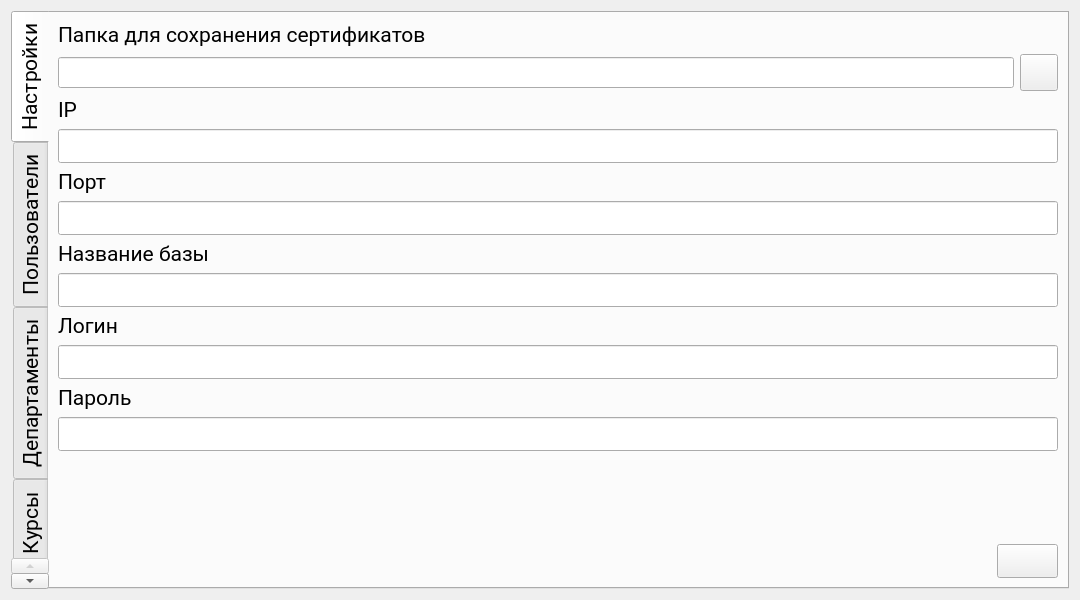
First picture: the form in adminwin.ui, repository Rayzedan/SystemControlStudent, before the edit.
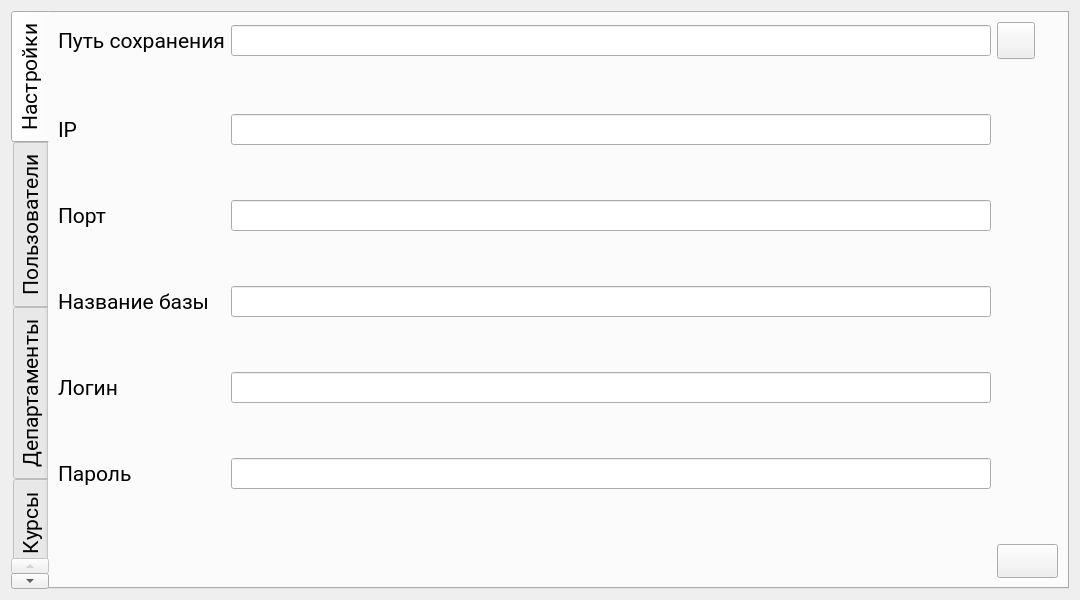
Second picture: the form after the edit. The open tabs and pages were chosen to show the change. Icons and pictures are not drawn. Custom widgets are drawn as their Qt base class.

Commit message: Фикс дизайна

Diff of the .ui file:
```diff
--- a/adminwin.ui
+++ b/adminwin.ui
@@ -50,7 +50,7 @@
       <enum>QTabWidget::West</enum>
      </property>
      <property name="currentIndex">
-      <number>6</number>
+      <number>1</number>
      </property>
      <widget class="QWidget" name="Tab">
       <property name="font">
@@ -64,138 +64,90 @@
       </attribute>
       <layout class="QVBoxLayout" name="verticalLayout">
        <item>
-        <widget class="QLabel" name="label">
-         <property name="text">
-          <string>Папка для сохранения сертификатов</string>
-         </property>
-        </widget>
-       </item>
-       <item>
-        <layout class="QHBoxLayout" name="horizontalLayout_9">
-         <item>
-          <widget class="QLineEdit" name="lineEdit">
+        <layout class="QGridLayout" name="gridLayout">
+         <item row="3" column="1">
+          <spacer name="verticalSpacer_2">
+           <property name="orientation">
+            <enum>Qt::Vertical</enum>
+           </property>
+           <property name="sizeHint" stdset="0">
+            <size>
+             <width>20</width>
+             <height>40</height>
+            </size>
+           </property>
+          </spacer>
+         </item>
+         <item row="1" column="1">
+          <spacer name="verticalSpacer">
+           <property name="orientation">
+            <enum>Qt::Vertical</enum>
+           </property>
+           <property name="sizeHint" stdset="0">
+            <size>
+             <width>20</width>
+             <height>40</height>
+            </size>
+           </property>
+          </spacer>
+         </item>
+         <item row="4" column="0">
+          <widget class="QLabel" name="label_6">
            <property name="font">
             <font>
              <family>Roboto</family>
-             <pointsize>14</pointsize>
+             <pointsize>16</pointsize>
             </font>
            </property>
+           <property name="text">
+            <string>Порт</string>
+           </property>
           </widget>
          </item>
-         <item>
-          <widget class="QToolButton" name="toolButton">
+         <item row="0" column="0">
+          <widget class="QLabel" name="label">
            <property name="font">
             <font>
              <family>Roboto</family>
-             <pointsize>14</pointsize>
+             <pointsize>16</pointsize>
             </font>
            </property>
-           <property name="icon">
-            <iconset resource="resourses.qrc">
-             <normaloff>:/resourses/icons8-file-50.png</normaloff>:/resourses/icons8-file-50.png</iconset>
+           <property name="text">
+            <string>Путь сохранения</string>
            </property>
-           <property name="iconSize">
-            <size>
-             <width>30</width>
-             <height>30</height>
-            </size>
+          </widget>
+         </item>
+         <item row="4" column="1">
+          <widget class="QLineEdit" name="lineEdit_3">
+           <property name="font">
+            <font>
+             <family>Roboto</family>
+             <pointsize>14</pointsize>
+            </font>
            </property>
           </widget>
          </item>
-        </layout>
-       </item>
-       <item>
-        <widget class="QLabel" name="label_5">
-         <property name="text">
-          <string>IP</string>
-         </property>
-        </widget>
-       </item>
-       <item>
-        <widget class="QLineEdit" name="lineEdit_2"/>
-       </item>
-       <item>
-        <widget class="QLabel" name="label_6">
-         <property name="text">
-          <string>Порт</string>
-         </property>
-        </widget>
-       </item>
-       <item>
-        <widget class="QLineEdit" name="lineEdit_3"/>
-       </item>
-       <item>
-        <widget class="QLabel" name="label_10">
-         <property name="text">
-          <string>Название базы</string>
-         </property>
-        </widget>
-       </item>
-       <item>
-        <widget class="QLineEdit" name="lineEdit_4"/>
-       </item>
-       <item>
-        <widget class="QLabel" name="label_11">
-         <property name="text">
-          <string>Логин</string>
-         </property>
-        </widget>
-       </item>
-       <item>
-        <widget class="QLineEdit" name="lineEdit_5"/>
-       </item>
-       <item>
-        <widget class="QLabel" name="label_12">
-         <property name="text">
-          <string>Пароль</string>
-         </property>
-        </widget>
-       </item>
-       <item>
-        <widget class="QLineEdit" name="lineEdit_6"/>
-       </item>
-       <item>
-        <spacer name="verticalSpacer_2">
-         <property name="orientation">
-          <enum>Qt::Vertical</enum>
-         </property>
-         <property name="sizeHint" stdset="0">
-          <size>
-           <width>20</width>
-           <height>463</height>
-          </size>
-         </property>
-        </spacer>
-       </item>
-       <item>
-        <spacer name="verticalSpacer">
-         <property name="orientation">
-          <enum>Qt::Vertical</enum>
-         </property>
-         <property name="sizeHint" stdset="0">
-          <size>
-           <width>20</width>
-           <height>40</height>
-          </size>
-         </property>
-        </spacer>
-       </item>
-       <item>
-        <layout class="QHBoxLayout" name="horizontalLayout_10">
-         <item>
-          <spacer name="horizontalSpacer_2">
-           <property name="orientation">
-            <enum>Qt::Horizontal</enum>
+         <item row="10" column="1">
+          <widget class="QLineEdit" name="lineEdit_6">
+           <property name="font">
+            <font>
+             <family>Roboto</family>
+             <pointsize>14</pointsize>
+            </font>
            </property>
-           <property name="sizeHint" stdset="0">
-            <size>
-             <width>40</width>
-             <height>20</height>
-            </size>
+          </widget>
+         </item>
+         <item row="6" column="1">
+          <widget class="QLineEdit" name="lineEdit_4">
+           <property name="font">
+            <font>
+             <family>Roboto</family>
+             <pointsize>14</pointsize>
+            </font>
            </property>
-          </spacer>
+          </widget>
          </item>
-         <item>
+         <item row="12" column="2">
           <widget class="QPushButton" name="pushButton">
            <property name="text">
             <string/>
@@ -212,6 +164,163 @@
            </property>
           </widget>
          </item>
+         <item row="8" column="1">
+          <widget class="QLineEdit" name="lineEdit_5">
+           <property name="font">
+            <font>
+             <family>Roboto</family>
+             <pointsize>14</pointsize>
+            </font>
+           </property>
+          </widget>
+         </item>
+         <item row="7" column="1">
+          <spacer name="verticalSpacer_6">
+           <property name="orientation">
+            <enum>Qt::Vertical</enum>
+           </property>
+           <property name="sizeHint" stdset="0">
+            <size>
+             <width>20</width>
+             <height>40</height>
+            </size>
+           </property>
+          </spacer>
+         </item>
+         <item row="6" column="0">
+          <widget class="QLabel" name="label_10">
+           <property name="font">
+            <font>
+             <family>Roboto</family>
+             <pointsize>16</pointsize>
+            </font>
+           </property>
+           <property name="text">
+            <string>Название базы</string>
+           </property>
+          </widget>
+         </item>
+         <item row="8" column="0">
+          <widget class="QLabel" name="label_11">
+           <property name="font">
+            <font>
+             <family>Roboto</family>
+             <pointsize>16</pointsize>
+            </font>
+           </property>
+           <property name="text">
+            <string>Логин</string>
+           </property>
+          </widget>
+         </item>
+         <item row="0" column="2">
+          <widget class="QToolButton" name="toolButton">
+           <property name="font">
+            <font>
+             <family>Roboto</family>
+             <pointsize>14</pointsize>
+            </font>
+           </property>
+           <property name="icon">
+            <iconset resource="resourses.qrc">
+             <normaloff>:/resourses/icons8-file-50.png</normaloff>:/resourses/icons8-file-50.png</iconset>
+           </property>
+           <property name="iconSize">
+            <size>
+             <width>30</width>
+             <height>30</height>
+            </size>
+           </property>
+          </widget>
+         </item>
+         <item row="9" column="1">
+          <spacer name="verticalSpacer_12">
+           <property name="orientation">
+            <enum>Qt::Vertical</enum>
+           </property>
+           <property name="sizeHint" stdset="0">
+            <size>
+             <width>20</width>
+             <height>40</height>
+            </size>
+           </property>
+          </spacer>
+         </item>
+         <item row="0" column="1">
+          <widget class="QLineEdit" name="lineEdit">
+           <property name="font">
+            <font>
+             <family>Roboto</family>
+             <pointsize>14</pointsize>
+            </font>
+           </property>
+           <property name="readOnly">
+            <bool>true</bool>
+           </property>
+          </widget>
+         </item>
+         <item row="10" column="0">
+          <widget class="QLabel" name="label_12">
+           <property name="font">
+            <font>
+             <family>Roboto</family>
+             <pointsize>16</pointsize>
+            </font>
+           </property>
+           <property name="text">
+            <string>Пароль</string>
+           </property>
+          </widget>
+         </item>
+         <item row="2" column="0">
+          <widget class="QLabel" name="label_5">
+           <property name="font">
+            <font>
+             <family>Roboto</family>
+             <pointsize>16</pointsize>
+            </font>
+           </property>
+           <property name="text">
+            <string>IP</string>
+           </property>
+          </widget>
+         </item>
+         <item row="2" column="1">
+          <widget class="QLineEdit" name="lineEdit_2">
+           <property name="font">
+            <font>
+             <family>Roboto</family>
+             <pointsize>14</pointsize>
+            </font>
+           </property>
+          </widget>
+         </item>
+         <item row="5" column="1">
+          <spacer name="verticalSpacer_4">
+           <property name="orientation">
+            <enum>Qt::Vertical</enum>
+           </property>
+           <property name="sizeHint" stdset="0">
+            <size>
+             <width>20</width>
+             <height>40</height>
+            </size>
+           </property>
+          </spacer>
+         </item>
+         <item row="11" column="1">
+          <spacer name="verticalSpacer_14">
+           <property name="orientation">
+            <enum>Qt::Vertical</enum>
+           </property>
+           <property name="sizeHint" stdset="0">
+            <size>
+             <width>20</width>
+             <height>40</height>
+            </size>
+           </property>
+          </spacer>
+         </item>
         </layout>
        </item>
       </layout>
@@ -1135,7 +1244,7 @@
             </font>
            </property>
            <property name="text">
-            <string>Последние результаты:</string>
+            <string>Результаты:</string>
            </property>
           </widget>
          </item>
```
The commit also changes 3 other files.
